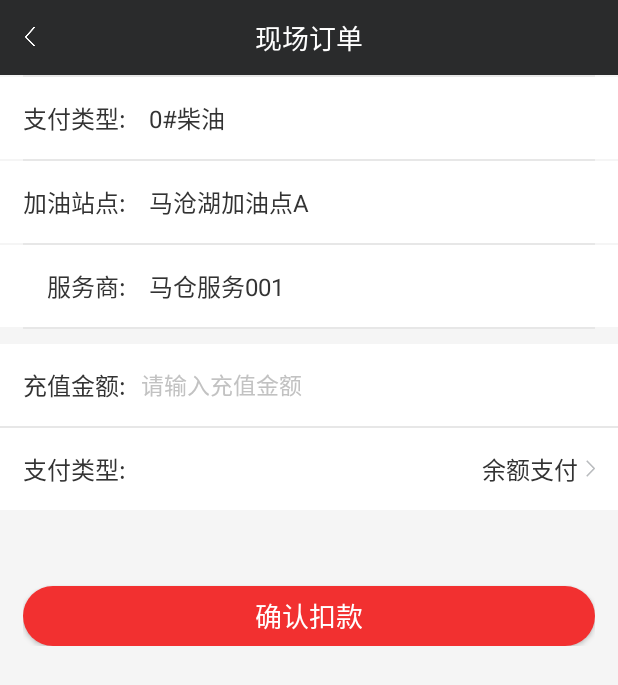
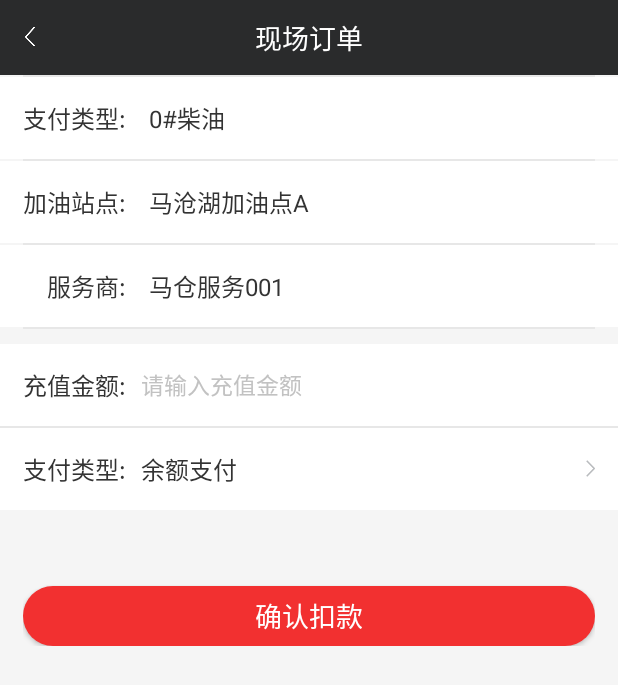
Before and after one commit to androidneko/FuelMore, an Android app: the GatheringActivity screen opened directly, with no data from a screen before it, on a phone screen of 412 x 824 dp. Shown: the top 685 px of the screen. Run offline under Robolectric (Android 15) with nearby library versions, the phone set to English and light mode, and no system bars; 13 statements that could not run were skipped.

Commit message:
新增支付类型不同分支逻辑

```diff
--- a/app/src/main/res/layout/activity_gather.xml
+++ b/app/src/main/res/layout/activity_gather.xml
@@ -215,25 +215,32 @@
         android:layout_width="match_parent"
         android:layout_height="wrap_content"
         android:background="@color/white"
-        android:focusable="true"
-        android:focusableInTouchMode="true"
         android:padding="15dp">
 
         <TextView
+            android:id="@+id/type"
             android:layout_width="wrap_content"
             android:layout_height="wrap_content"
             android:layout_gravity="center_vertical"
             android:text="支付类型:"
             android:textColor="@color/text_black"
             android:textSize="16sp" />
-
         <TextView
             android:id="@+id/payTypeTv"
             android:layout_width="wrap_content"
             android:layout_height="wrap_content"
+            android:layout_marginLeft="10dp"
+            android:layout_centerVertical="true"
+            android:layout_toRightOf="@+id/type"
+            android:text="余额支付"
+            android:textColor="@color/text_black"
+            android:textSize="16sp" />
+        <TextView
+            android:layout_width="wrap_content"
+            android:layout_height="wrap_content"
             android:layout_centerVertical="true"
             android:layout_alignParentRight="true"
-            android:text="余额支付"
+            android:text=""
             android:drawableRight="@mipmap/activity_sticker_arrow_right"
             android:drawablePadding="5dp"
             android:textColor="@color/text_black"
--- a/utilities/src/main/java/com/androidcat/utilities/persistence/SPConsts.java
+++ b/utilities/src/main/java/com/androidcat/utilities/persistence/SPConsts.java
@@ -13,6 +13,7 @@ public class SPConsts {
     public static final String XLISTVIEW_LAST_UPDATE_TIME = "xlistview_last_update_time";
 
     public static final String PAY_TYPE = "payType";
+    public static final String USERNAME = "userName";
 
 
     /**蓝牙数据读取 */
```
Also changed, not shown: app/src/main/java/com/androidcat/fuelmore/merchant/ui/activity/GatheringActivity.java (+15 -2 lines).
